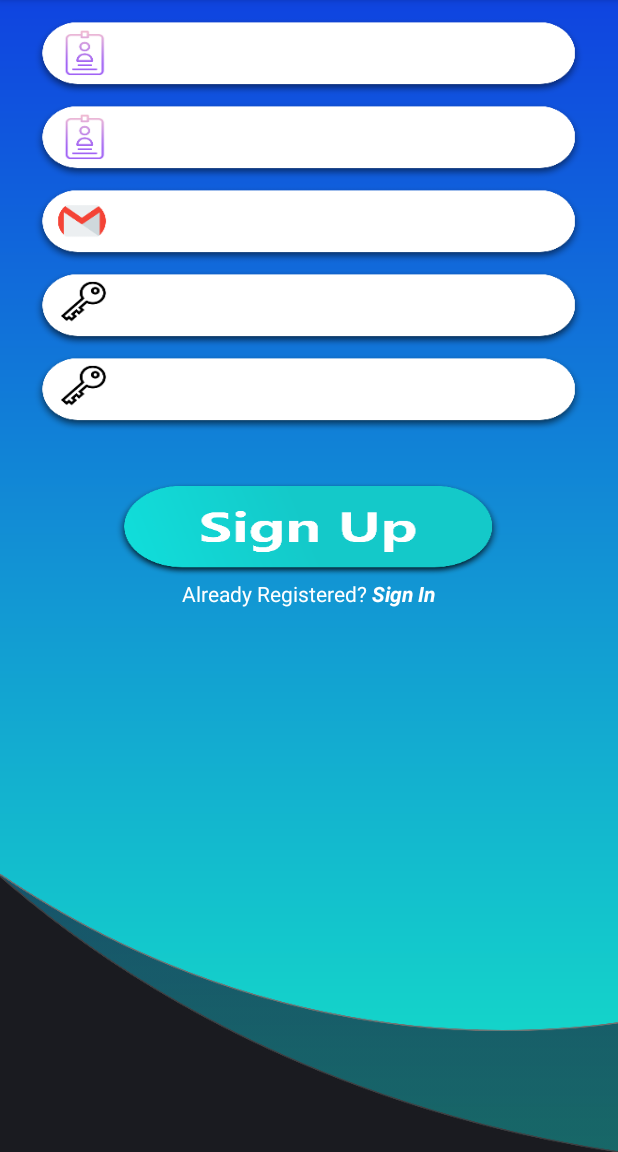
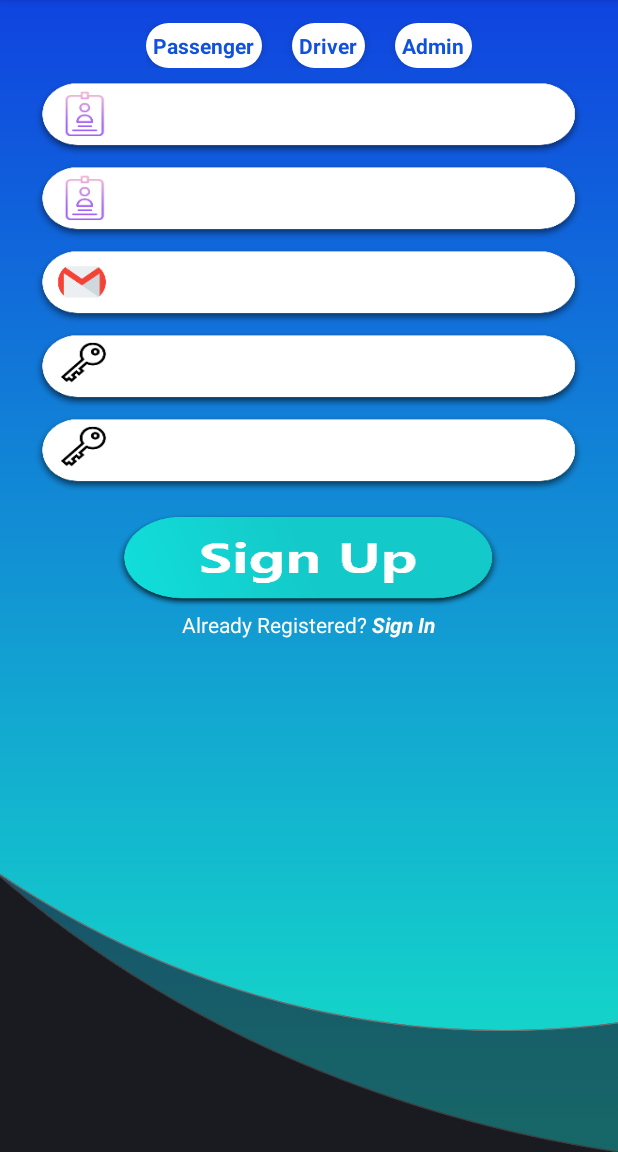
Before and after one commit to Nivesh98/EasyTrace-Android_Application, an Android app: the layout activity_main.xml on its own in the app's theme, with its tools: preview values and no code run, on a phone screen of 412 x 824 dp, the part 84-1236 px from its top. Run offline under Robolectric (Android 15) with nearby library versions, the phone set to English and light mode, and no system bars; Roboto replaces fonts that are not available here.

Commit message:
Successfully Registered activity

```diff
--- a/app/build.gradle
+++ b/app/build.gradle
@@ -52,6 +52,7 @@ dependencies {
     implementation 'org.jetbrains:annotations:15.0'
     //implementation 'org.jetbrains:annotations:15.0'
     implementation 'com.google.firebase:firebase-database:20.0.1'
+    implementation 'com.google.firebase:firebase-firestore:23.0.3'
     testImplementation 'junit:junit:4.+'
     androidTestImplementation 'androidx.test.ext:junit:1.1.3'
     androidTestImplementation 'androidx.test.espresso:espresso-core:3.4.0'
--- a/app/src/main/java/com/nivacreation/login/SignInActivity.java
+++ b/app/src/main/java/com/nivacreation/login/SignInActivity.java
@@ -60,8 +60,8 @@ public class SignInActivity extends AppCompatActivity {
 
     private void checkValidation()
     {
-        String email = edtEmailSignIn.getText().toString();
-        String password = edtPasswordSignIn.getText().toString();
+        String email = edtEmailSignIn.getText().toString().trim();
+        String password = edtPasswordSignIn.getText().toString().trim();
 
         if(!email.isEmpty() && Patterns.EMAIL_ADDRESS.matcher(email).matches())
         {
--- /dev/null
+++ b/app/src/main/res/drawable/radio_normal.xml
@@ -0,0 +1,5 @@
+<?xml version="1.0" encoding="utf-8"?>
+<shape android:shape="rectangle" xmlns:android="http://schemas.android.com/apk/res/android">
+    <solid android:color="@color/white"/>
+    <corners android:radius="20dp"/>
+</shape>
--- /dev/null
+++ b/app/src/main/res/drawable/radio_selected.xml
@@ -0,0 +1,5 @@
+<?xml version="1.0" encoding="utf-8"?>
+<shape android:shape="rectangle" xmlns:android="http://schemas.android.com/apk/res/android">
+    <solid android:color="@color/purple_200"/>
+    <corners android:radius="20dp"/>
+</shape>
--- /dev/null
+++ b/app/src/main/res/drawable/radio_selector.xml
@@ -0,0 +1,8 @@
+<?xml version="1.0" encoding="utf-8"?>
+<selector xmlns:android="http://schemas.android.com/apk/res/android">
+    <item android:state_checked="true"
+        android:drawable="@drawable/radio_selected"/>
+    <item android:state_checked="false"
+        android:drawable="@drawable/radio_normal"/>
+
+</selector>
--- /dev/null
+++ b/app/src/main/res/drawable/text_color.xml
@@ -0,0 +1,7 @@
+<?xml version="1.0" encoding="utf-8"?>
+<selector xmlns:android="http://schemas.android.com/apk/res/android">
+    <item android:state_checked="true"
+        android:color ="@color/white"/>
+    <item android:state_checked="false"
+        android:color ="@color/purple_700"/>
+</selector>
--- a/app/src/main/res/layout/activity_main.xml
+++ b/app/src/main/res/layout/activity_main.xml
@@ -22,6 +22,61 @@
             app:srcCompat="@drawable/easy_trace"
             android:layout_gravity="center"
             android:layout_marginTop="10dp"/>
+
+        <LinearLayout
+            android:layout_width="match_parent"
+            android:layout_height="wrap_content"
+            android:orientation="horizontal"
+            android:gravity="center"
+            android:padding="5dp">
+
+            <RadioGroup
+                android:layout_width="wrap_content"
+                android:layout_height="wrap_content"
+                android:id="@+id/rgUsers"
+                android:orientation="horizontal">
+                <RadioButton
+                    android:layout_width="wrap_content"
+                    android:layout_height="wrap_content"
+                    android:text="Passenger"
+                    android:id="@+id/rdPassenger"
+                    android:button="@android:color/transparent"
+                    android:background="@drawable/radio_selector"
+                    android:textColor="@drawable/text_color"
+                    android:elevation="4dp"
+                    android:textStyle="bold"
+
+                    android:padding="5dp"
+                    android:layout_marginRight="20dp"
+                    />
+                <RadioButton
+                    android:layout_width="wrap_content"
+                    android:layout_height="wrap_content"
+                    android:text="Driver"
+                    android:id="@+id/rdDriver"
+                    android:button="@android:color/transparent"
+                    android:background="@drawable/radio_selector"
+                    android:textColor="@drawable/text_color"
+                    android:elevation="4dp"
+                    android:textStyle="bold"
+                    android:padding="5dp"
+                    android:layout_marginRight="20dp"/>
+                <RadioButton
+                    android:layout_width="wrap_content"
+                    android:layout_height="wrap_content"
+                    android:text="Admin"
+                    android:id="@+id/rdAdmin"
+                    android:button="@android:color/transparent"
+                    android:background="@drawable/radio_selector"
+                    android:textColor="@drawable/text_color"
+                    android:elevation="4dp"
+                    android:textStyle="bold"
+                    android:padding="5dp"
+                    />
+            </RadioGroup>
+
+
+        </LinearLayout>
         <EditText
             android:id="@+id/firstName"
             android:layout_width="wrap_content"
@@ -72,7 +127,7 @@
             android:layout_height="56dp"
             android:layout_marginLeft="20dp"
             android:layout_marginRight="20dp"
-            android:layout_marginBottom="30dp"
+            android:layout_marginBottom="10dp"
             android:background="@drawable/comfirm_password"
             android:hint="Confirm password"
             android:inputType="textPassword"
@@ -95,14 +150,16 @@
             android:layout_width="match_parent"
             android:layout_height="wrap_content"
             android:gravity="center"
-            android:orientation="horizontal">
+            android:orientation="horizontal"
+            >
 
             <TextView
                 android:layout_width="wrap_content"
                 android:layout_height="wrap_content"
                 android:gravity="center"
                 android:textColor="#ffffff"
-                android:text="Already Registered?" />
+                android:text="Already Registered?"
+                />
 
             <TextView
                 android:id="@+id/txtButtonSignUp"
@@ -111,7 +168,8 @@
                 android:gravity="center"
                 android:textColor="#ffffff"
                 android:text=" Sign In"
-                android:textStyle="bold|italic" />
+                android:textStyle="bold|italic"
+               />
 
         </LinearLayout>
 
```
Also changed, not shown: app/src/main/AndroidManifest.xml (+6 -5 lines), app/src/main/java/com/nivacreation/login/Admin.java (added, +14 -0 lines), app/src/main/java/com/nivacreation/login/Driver.java (added, +14 -0 lines), app/src/main/java/com/nivacreation/login/MainActivity.java (+88 -10 lines), app/src/main/res/layout/activity_admin.xml (added, +19 -0 lines), app/src/main/res/layout/activity_driver.xml (added, +19 -0 lines).
